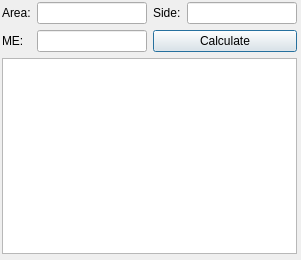
ayham-1/upperLowerBounds, file src/gui/square_area.ui: the form before one commit.
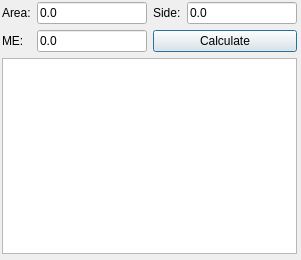
The form after the commit.

Patch:
```diff
--- a/src/gui/square_area.ui
+++ b/src/gui/square_area.ui
@@ -33,7 +33,11 @@
        </widget>
       </item>
       <item row="0" column="1">
-       <widget class="QLineEdit" name="areaText"/>
+       <widget class="QLineEdit" name="areaText">
+        <property name="text">
+         <string>0.0</string>
+        </property>
+       </widget>
       </item>
       <item row="0" column="2">
        <widget class="QLabel" name="label_2">
@@ -43,7 +47,11 @@
        </widget>
       </item>
       <item row="0" column="3">
-       <widget class="QLineEdit" name="sideText"/>
+       <widget class="QLineEdit" name="sideText">
+        <property name="text">
+         <string>0.0</string>
+        </property>
+       </widget>
       </item>
       <item row="1" column="0">
        <widget class="QLabel" name="label_3">
@@ -53,7 +61,11 @@
        </widget>
       </item>
       <item row="1" column="1">
-       <widget class="QLineEdit" name="maxErrorText"/>
+       <widget class="QLineEdit" name="maxErrorText">
+        <property name="text">
+         <string>0.0</string>
+        </property>
+       </widget>
       </item>
       <item row="1" column="2" colspan="2">
        <widget class="QPushButton" name="calculateBtn">
```
